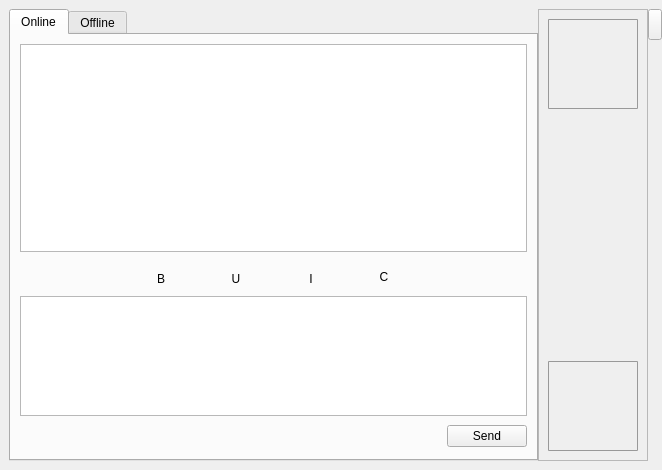
vituperative/i2pchat, file src/gui/form_chatwidget.ui: the form before one commit.
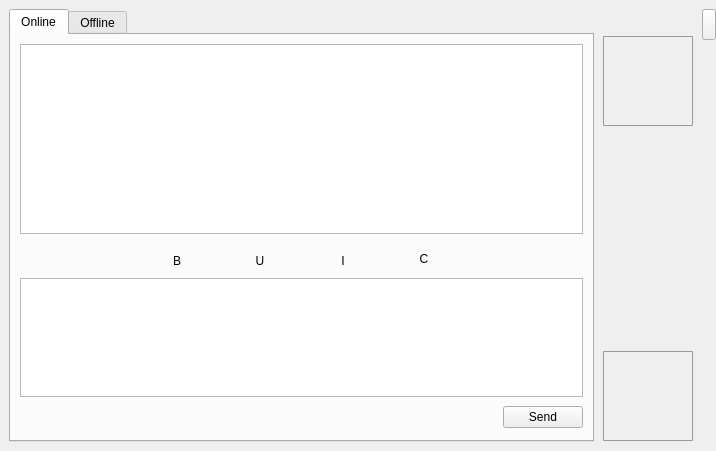
The form after the commit. The open tabs and pages were chosen to show the change. Icons and pictures are not drawn.

Commit message: Chat widget tweaks

Patch:
```diff
--- a/src/gui/form_chatwidget.ui
+++ b/src/gui/form_chatwidget.ui
@@ -6,8 +6,8 @@
    <rect>
     <x>0</x>
     <y>0</y>
-    <width>662</width>
-    <height>470</height>
+    <width>716</width>
+    <height>451</height>
    </rect>
   </property>
   <property name="minimumSize">
@@ -395,7 +395,7 @@
 &lt;html&gt;&lt;head&gt;&lt;meta name=&quot;qrichtext&quot; content=&quot;1&quot; /&gt;&lt;style type=&quot;text/css&quot;&gt;
 p, li { white-space: pre-wrap; }
 &lt;/style&gt;&lt;/head&gt;&lt;body style=&quot; font-family:'Sans'; font-size:11pt; font-weight:400; font-style:normal;&quot;&gt;
-&lt;p style=&quot;-qt-paragraph-type:empty; margin-top:0px; margin-bottom:0px; margin-left:0px; margin-right:0px; -qt-block-indent:0; text-indent:0px; font-family:'sans-serif';&quot;&gt;&lt;br /&gt;&lt;/p&gt;&lt;/body&gt;&lt;/html&gt;</string>
+&lt;p style=&quot;-qt-paragraph-type:empty; margin-top:0px; margin-bottom:0px; margin-left:0px; margin-right:0px; -qt-block-indent:0; text-indent:0px; font-family:'Open Sans Semi-Bold, sans-serif';&quot;&gt;&lt;br /&gt;&lt;/p&gt;&lt;/body&gt;&lt;/html&gt;</string>
           </property>
          </widget>
         </item>
@@ -813,87 +813,6 @@
       </widget>
      </widget>
     </item>
-    <item row="0" column="1" rowspan="2">
-     <widget class="QFrame" name="avatarframe">
-      <property name="sizeIncrement">
-       <size>
-        <width>0</width>
-        <height>1</height>
-       </size>
-      </property>
-      <property name="frameShape">
-       <enum>QFrame::StyledPanel</enum>
-      </property>
-      <property name="frameShadow">
-       <enum>QFrame::Raised</enum>
-      </property>
-      <layout class="QGridLayout" name="gridLayout_3">
-       <item row="2" column="0">
-        <widget class="QLabel" name="ownavatar_label">
-         <property name="sizePolicy">
-          <sizepolicy hsizetype="Fixed" vsizetype="Fixed">
-           <horstretch>0</horstretch>
-           <verstretch>0</verstretch>
-          </sizepolicy>
-         </property>
-         <property name="minimumSize">
-          <size>
-           <width>90</width>
-           <height>90</height>
-          </size>
-         </property>
-         <property name="styleSheet">
-          <string notr="true">QLabel{ 
-border: 1px solid #999;
-border-radius: 1px;
-}</string>
-         </property>
-         <property name="text">
-          <string/>
-         </property>
-        </widget>
-       </item>
-       <item row="1" column="0">
-        <spacer name="verticalSpacer">
-         <property name="orientation">
-          <enum>Qt::Vertical</enum>
-         </property>
-         <property name="sizeHint" stdset="0">
-          <size>
-           <width>20</width>
-           <height>40</height>
-          </size>
-         </property>
-        </spacer>
-       </item>
-       <item row="0" column="0">
-        <widget class="QLabel" name="useravatar_label">
-         <property name="sizePolicy">
-          <sizepolicy hsizetype="Fixed" vsizetype="Fixed">
-           <horstretch>0</horstretch>
-           <verstretch>0</verstretch>
-          </sizepolicy>
-         </property>
-         <property name="minimumSize">
-          <size>
-           <width>90</width>
-           <height>90</height>
-          </size>
-         </property>
-         <property name="styleSheet">
-          <string notr="true">QLabel{ 
-border: 1px solid #999;
-border-radius: 1px;
-}</string>
-         </property>
-         <property name="text">
-          <string/>
-         </property>
-        </widget>
-       </item>
-      </layout>
-     </widget>
-    </item>
     <item row="0" column="2" rowspan="2">
      <layout class="QGridLayout" name="_3">
       <item row="0" column="0">
@@ -943,6 +862,109 @@
       </item>
      </layout>
     </item>
+    <item row="1" column="1">
+     <widget class="QFrame" name="avatarframe">
+      <property name="sizeIncrement">
+       <size>
+        <width>0</width>
+        <height>1</height>
+       </size>
+      </property>
+      <property name="acceptDrops">
+       <bool>false</bool>
+      </property>
+      <property name="frameShape">
+       <enum>QFrame::NoFrame</enum>
+      </property>
+      <property name="frameShadow">
+       <enum>QFrame::Raised</enum>
+      </property>
+      <layout class="QVBoxLayout" name="verticalLayout_3">
+       <property name="bottomMargin">
+        <number>1</number>
+       </property>
+       <item>
+        <widget class="QLabel" name="useravatar_label">
+         <property name="sizePolicy">
+          <sizepolicy hsizetype="Fixed" vsizetype="Fixed">
+           <horstretch>0</horstretch>
+           <verstretch>0</verstretch>
+          </sizepolicy>
+         </property>
+         <property name="minimumSize">
+          <size>
+           <width>90</width>
+           <height>90</height>
+          </size>
+         </property>
+         <property name="styleSheet">
+          <string notr="true">QLabel{ 
+border: 1px solid #999;
+border-radius: 1px;
+}</string>
+         </property>
+         <property name="text">
+          <string/>
+         </property>
+        </widget>
+       </item>
+       <item>
+        <spacer name="verticalSpacer">
+         <property name="orientation">
+          <enum>Qt::Vertical</enum>
+         </property>
+         <property name="sizeHint" stdset="0">
+          <size>
+           <width>87</width>
+           <height>210</height>
+          </size>
+         </property>
+        </spacer>
+       </item>
+       <item>
+        <widget class="QLabel" name="ownavatar_label">
+         <property name="sizePolicy">
+          <sizepolicy hsizetype="Fixed" vsizetype="Fixed">
+           <horstretch>0</horstretch>
+           <verstretch>0</verstretch>
+          </sizepolicy>
+         </property>
+         <property name="minimumSize">
+          <size>
+           <width>90</width>
+           <height>90</height>
+          </size>
+         </property>
+         <property name="styleSheet">
+          <string notr="true">QLabel{ 
+border: 1px solid #999;
+border-radius: 1px;
+}</string>
+         </property>
+         <property name="text">
+          <string/>
+         </property>
+        </widget>
+       </item>
+      </layout>
+     </widget>
+    </item>
+    <item row="0" column="1">
+     <spacer name="verticalSpacer_2">
+      <property name="orientation">
+       <enum>Qt::Vertical</enum>
+      </property>
+      <property name="sizeType">
+       <enum>QSizePolicy::Fixed</enum>
+      </property>
+      <property name="sizeHint" stdset="0">
+       <size>
+        <width>87</width>
+        <height>18</height>
+       </size>
+      </property>
+     </spacer>
+    </item>
    </layout>
   </widget>
   <action name="actionAvatar_Picture">
```
Left out of the diff: 2 changed lines with no effect on the pictures.
